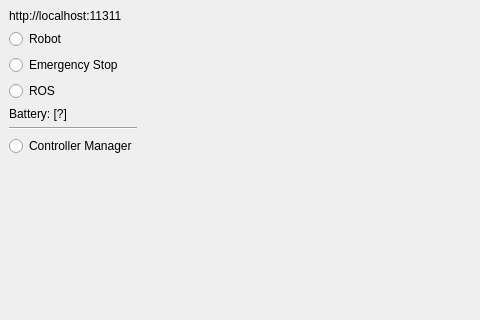
Before: the Qt Designer form dashboard.ui in hucebot/robot_dashboard, drawn with Qt 5; both pictures show x 0 to 480 and y 0 to 320 of the 1063 by 550 pixel window.
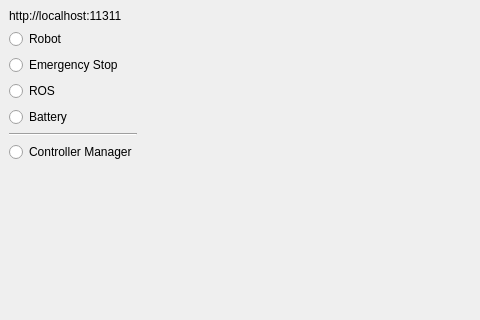
After: the same form once the commit is applied. Custom widgets are drawn as their Qt base class.

Commit message: add battery led

What changed in the file:
```diff
--- a/dashboard.ui
+++ b/dashboard.ui
@@ -58,9 +58,9 @@
        </widget>
       </item>
       <item>
-       <widget class="QLabel" name="label_battery">
+       <widget class="QRadioButton" name="led_battery">
         <property name="text">
-         <string>Battery: [?]</string>
+         <string>Battery</string>
         </property>
        </widget>
       </item>
```
The commit also changes 3 other files.
